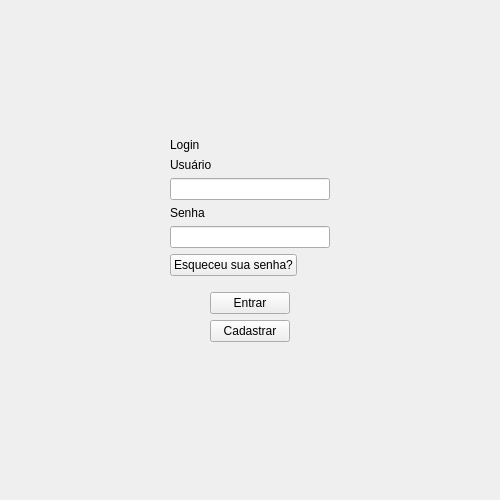
Before: the Qt Designer form ui/pagesUi.ui in miderx1/GuessTheNumber, drawn with Qt 5.
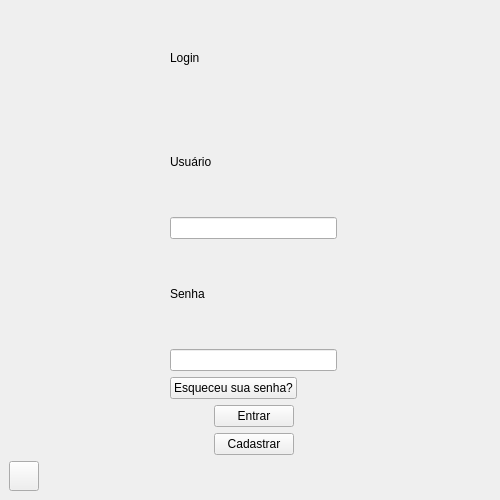
After: the same form once the commit is applied. The open tabs and pages were chosen to show the change.

```diff
--- a/ui/pagesUi.ui
+++ b/ui/pagesUi.ui
@@ -34,44 +34,20 @@
    </property>
    <layout class="QHBoxLayout" name="horizontalLayout">
     <item>
-     <spacer name="horizontalSpacer">
-      <property name="orientation">
-       <enum>Qt::Orientation::Horizontal</enum>
-      </property>
-      <property name="sizeHint" stdset="0">
-       <size>
-        <width>40</width>
-        <height>20</height>
-       </size>
-      </property>
-     </spacer>
-    </item>
+     <layout class="QVBoxLayout" name="verticalLayout_4">
     <item>
      <layout class="QGridLayout" name="gridLayout">
-      <item row="11" column="0">
-       <widget class="QLabel" name="labelInfo">
-        <property name="text">
-         <string/>
-        </property>
-        <property name="alignment">
-         <set>Qt::AlignmentFlag::AlignCenter</set>
-        </property>
-       </widget>
-      </item>
-      <item row="5" column="0">
-       <widget class="QLineEdit" name="inputPassword">
-        <property name="styleSheet">
-         <string notr="true"/>
-        </property>
-        <property name="echoMode">
-         <enum>QLineEdit::EchoMode::Password</enum>
-        </property>
-       </widget>
-      </item>
-      <item row="8" column="0">
+        <item row="7" column="1">
        <layout class="QGridLayout" name="gridLayout_2">
+          <item row="1" column="1">
+           <widget class="QPushButton" name="loginRegisterButton">
+            <property name="text">
+             <string>Cadastrar</string>
+            </property>
+           </widget>
+          </item>
         <item row="0" column="0">
-         <spacer name="horizontalSpacer_3">
+           <spacer name="horizontalSpacer">
           <property name="orientation">
            <enum>Qt::Orientation::Horizontal</enum>
           </property>
@@ -84,20 +60,14 @@
          </spacer>
         </item>
         <item row="0" column="1">
-         <widget class="QPushButton" name="buttonLogin">
-          <property name="cursor">
-           <cursorShape>PointingHandCursor</cursorShape>
-          </property>
-          <property name="styleSheet">
-           <string notr="true"/>
-          </property>
+           <widget class="QPushButton" name="loginButton">
           <property name="text">
            <string>Entrar</string>
           </property>
          </widget>
         </item>
         <item row="0" column="2">
-         <spacer name="horizontalSpacer_4">
+           <spacer name="horizontalSpacer_2">
           <property name="orientation">
            <enum>Qt::Orientation::Horizontal</enum>
           </property>
@@ -109,94 +79,35 @@
           </property>
          </spacer>
         </item>
-        <item row="1" column="1">
-         <widget class="QPushButton" name="buttonRegister">
-          <property name="cursor">
-           <cursorShape>PointingHandCursor</cursorShape>
-          </property>
-          <property name="styleSheet">
-           <string notr="true"/>
-          </property>
-          <property name="text">
-           <string>Cadastrar</string>
-          </property>
-         </widget>
-        </item>
-       </layout>
-      </item>
-      <item row="3" column="0">
-       <widget class="QLineEdit" name="inputUser">
-        <property name="styleSheet">
-         <string notr="true"/>
-        </property>
-       </widget>
-      </item>
-      <item row="4" column="0">
-       <widget class="QLabel" name="labelPassword">
-        <property name="styleSheet">
-         <string notr="true"/>
-        </property>
+         </layout>
+        </item>
+        <item row="8" column="1">
+         <widget class="QLabel" name="loginLabelInfo">
         <property name="text">
-         <string>Senha</string>
-        </property>
-       </widget>
-      </item>
-      <item row="7" column="0">
-       <spacer name="verticalSpacer_3">
-        <property name="orientation">
-         <enum>Qt::Orientation::Vertical</enum>
-        </property>
-        <property name="sizeType">
-         <enum>QSizePolicy::Policy::Fixed</enum>
-        </property>
-        <property name="sizeHint" stdset="0">
-         <size>
-          <width>10</width>
-          <height>10</height>
-         </size>
-        </property>
-       </spacer>
-      </item>
-      <item row="12" column="0">
-       <spacer name="verticalSpacer">
-        <property name="orientation">
-         <enum>Qt::Orientation::Vertical</enum>
-        </property>
-        <property name="sizeHint" stdset="0">
-         <size>
-          <width>20</width>
-          <height>40</height>
-         </size>
-        </property>
-       </spacer>
-      </item>
-      <item row="0" column="0">
-       <spacer name="verticalSpacer_2">
-        <property name="orientation">
-         <enum>Qt::Orientation::Vertical</enum>
-        </property>
-        <property name="sizeHint" stdset="0">
-         <size>
-          <width>20</width>
-          <height>40</height>
-         </size>
-        </property>
-       </spacer>
-      </item>
-      <item row="2" column="0">
-       <widget class="QLabel" name="labelUser">
-        <property name="styleSheet">
-         <string notr="true"/>
-        </property>
-        <property name="text">
-         <string>Usuário</string>
+           <string/>
         </property>
         <property name="alignment">
-         <set>Qt::AlignmentFlag::AlignLeading|Qt::AlignmentFlag::AlignLeft|Qt::AlignmentFlag::AlignVCenter</set>
+           <set>Qt::AlignmentFlag::AlignCenter</set>
         </property>
        </widget>
       </item>
-      <item row="6" column="0">
+        <item row="5" column="2">
+         <spacer name="horizontalSpacer_6">
+          <property name="orientation">
+           <enum>Qt::Orientation::Horizontal</enum>
+          </property>
+          <property name="sizeHint" stdset="0">
+           <size>
+            <width>40</width>
+            <height>20</height>
+           </size>
+          </property>
+         </spacer>
+        </item>
+        <item row="3" column="1">
+         <widget class="QLineEdit" name="loginUserInput"/>
+        </item>
+        <item row="6" column="1">
        <layout class="QHBoxLayout" name="horizontalLayout_4">
         <item>
          <widget class="QPushButton" name="forgetPassLabel">
@@ -209,13 +120,13 @@
          </widget>
         </item>
         <item>
-         <spacer name="horizontalSpacer_6">
+           <spacer name="horizontalSpacer_3">
           <property name="orientation">
            <enum>Qt::Orientation::Horizontal</enum>
           </property>
           <property name="sizeHint" stdset="0">
            <size>
-            <width>30</width>
+              <width>40</width>
             <height>20</height>
            </size>
           </property>
@@ -223,30 +134,66 @@
         </item>
        </layout>
       </item>
-      <item row="1" column="0">
-       <widget class="QLabel" name="labelTitle">
-        <property name="styleSheet">
-         <string notr="true"/>
-        </property>
+        <item row="4" column="0">
+         <spacer name="horizontalSpacer_4">
+          <property name="orientation">
+           <enum>Qt::Orientation::Horizontal</enum>
+          </property>
+          <property name="sizeHint" stdset="0">
+           <size>
+            <width>40</width>
+            <height>20</height>
+           </size>
+          </property>
+         </spacer>
+        </item>
+        <item row="1" column="1">
+         <widget class="QLabel" name="loginTitle">
         <property name="text">
          <string>Login</string>
         </property>
        </widget>
       </item>
-     </layout>
-    </item>
-    <item>
-     <spacer name="horizontalSpacer_2">
-      <property name="orientation">
-       <enum>Qt::Orientation::Horizontal</enum>
-      </property>
-      <property name="sizeHint" stdset="0">
+        <item row="5" column="1">
+         <widget class="QLineEdit" name="loginPasswordInput">
+          <property name="echoMode">
+           <enum>QLineEdit::EchoMode::Password</enum>
+          </property>
+         </widget>
+        </item>
+        <item row="2" column="1">
+         <widget class="QLabel" name="loginUserLabel">
+          <property name="text">
+           <string>Usuário</string>
+          </property>
+         </widget>
+        </item>
+        <item row="4" column="1">
+         <widget class="QLabel" name="loginPasswordLabel">
+          <property name="text">
+           <string>Senha</string>
+          </property>
+         </widget>
+        </item>
+        <item row="8" column="0">
+         <widget class="QPushButton" name="loginDarkMode">
+          <property name="maximumSize">
        <size>
-        <width>40</width>
-        <height>20</height>
-       </size>
-      </property>
-     </spacer>
+            <width>30</width>
+            <height>30</height>
+           </size>
+          </property>
+          <property name="text">
+           <string/>
+          </property>
+          <property name="checkable">
+           <bool>true</bool>
+          </property>
+         </widget>
+        </item>
+       </layout>
+      </item>
+     </layout>
     </item>
    </layout>
   </widget>
```
Left out of the diff: 403 changed lines with no effect on the pictures. Lines whose indentation alone changed are shown as unchanged.
